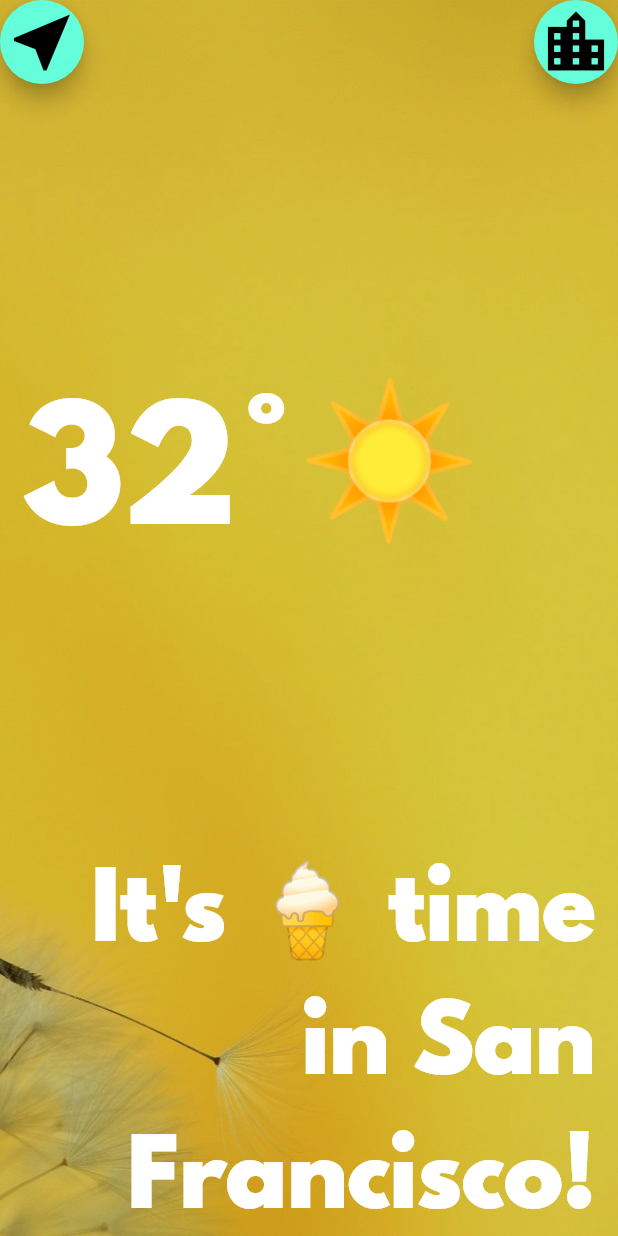
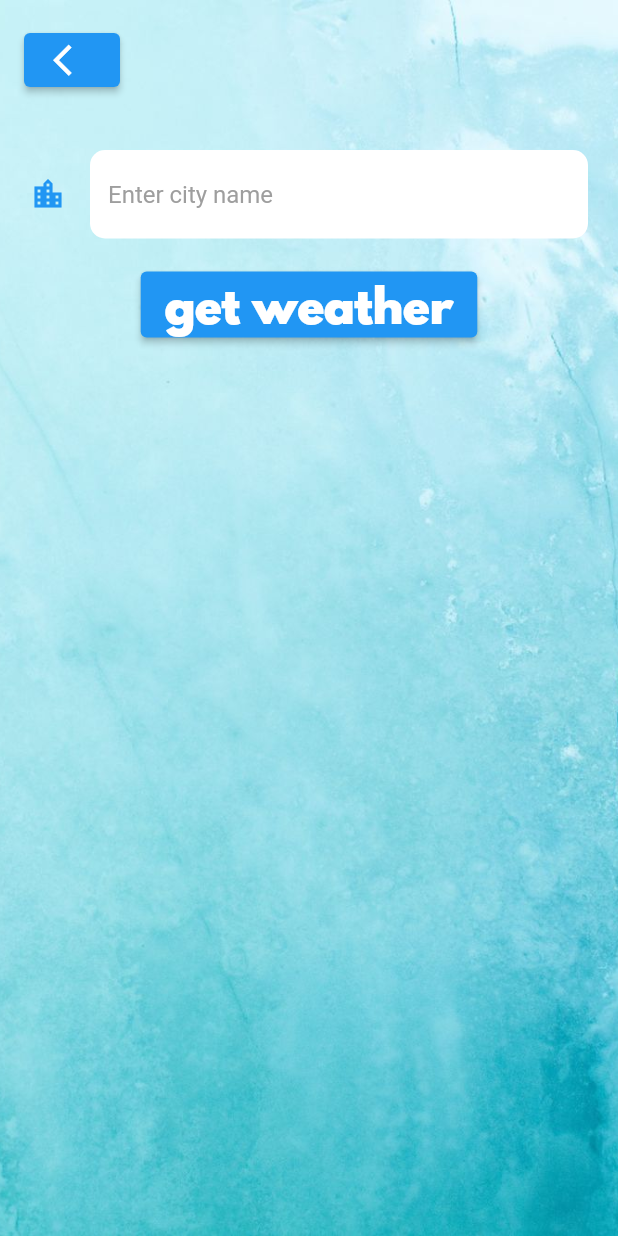
Before and after one commit to GarifullinII/climate_data, a Flutter app: the LocationScreen screen opened directly, after a tap on the "location city" icon, on a phone screen of 412 x 824 dp. Run offline on Flutter 3.47's test engine with Material 2 defaults, Android fonts, the phone set to English and light mode, and no system bars; our stand-ins replace geolocator.

Commit message:
add getCityWeather

```diff
--- a/lib/screens/city_screen.dart
+++ b/lib/screens/city_screen.dart
@@ -1,22 +1,69 @@
 import 'package:flutter/material.dart';
+import '../utilities/constants.dart';
 
-class LoadingScreen extends StatefulWidget {
-  const LoadingScreen({super.key});
+class CityScreen extends StatefulWidget {
+  const CityScreen({super.key});
 
   @override
-  State<LoadingScreen> createState() => _LoadingScreenState();
+  State<CityScreen> createState() => _CityScreenState();
 }
 
-class _LoadingScreenState extends State<LoadingScreen> {
+class _CityScreenState extends State<CityScreen> {
+
+  late String cityName;
+
   @override
   Widget build(BuildContext context) {
     return Scaffold(
-      body: Center(
-        child: FloatingActionButton(
-          onPressed: () {
-
-          },
-          child: const Text('Get Location'),
+      body: Container(
+        decoration: const BoxDecoration(
+          image: DecorationImage(
+            image: AssetImage('images/city_background.jpg'),
+            fit: BoxFit.cover,
+          ),
+        ),
+        constraints: const BoxConstraints.expand(),
+        child: SafeArea(
+          child: Column(
+            children: <Widget>[
+              Align(
+                alignment: Alignment.topLeft,
+                child: Padding(
+                  padding: const EdgeInsets.all(16.0),
+                  child: ElevatedButton(
+                    onPressed: () {
+                      Navigator.pop(context);
+                    },
+                    child: const Icon(
+                      Icons.arrow_back_ios,
+                      size: 25.0,
+                    ),
+                  ),
+                ),
+              ),
+              Container(
+                padding: const EdgeInsets.all(20.0),
+                child: TextField(
+                  style: const TextStyle(
+                    color: Colors.black,
+                  ),
+                  decoration: kTextFieldInputDecoration,
+                  onChanged: (value) {
+                    cityName = value;
+                  },
+                ),
+              ),
+              ElevatedButton(
+                onPressed: () {
+                  Navigator.pop(context, cityName);
+                },
+                child: const Text(
+                  'get weather',
+                  style: kButtonTextStyle,
+                ),
+              ),
+            ],
+          ),
         ),
       ),
     );
--- a/lib/screens/location_screen.dart
+++ b/lib/screens/location_screen.dart
@@ -1,14 +1,52 @@
+import 'package:climate_data/services/weather.dart';
 import 'package:flutter/material.dart';
 import '../utilities/constants.dart';
+import 'city_screen.dart';
 
 class LocationScreen extends StatefulWidget {
-  const LocationScreen({super.key});
+  const LocationScreen({super.key, this.locationWeather});
+
+  final dynamic locationWeather;
 
   @override
   State<LocationScreen> createState() => _LocationScreenState();
 }
 
 class _LocationScreenState extends State<LocationScreen> {
+  WeatherModel weather = WeatherModel();
+  late int temperature;
+  late String weatherIcon;
+  late String message;
+  late String cityName;
+
+  @override
+  void initState() {
+    super.initState();
+
+    updateUI(widget.locationWeather);
+  }
+
+  void updateUI(dynamic weatherData) {
+    setState(
+      () {
+        if (weatherData == null) {
+          temperature = 0;
+          weatherIcon = 'Error';
+          message = 'Unable to get weather data';
+          cityName = 'No city';
+          return;
+        }
+
+        double temp = weatherData['main']['temp'];
+        temperature = temp.toInt();
+        var condition = weatherData['weather'][0]['id'];
+        weatherIcon = weather.getWeatherIcon(condition);
+        message = weather.getMessage(temperature);
+        cityName = weatherData['name'];
+      },
+    );
+  }
+
   @override
   Widget build(BuildContext context) {
     return Scaffold(
@@ -30,43 +68,70 @@
               Row(
                 mainAxisAlignment: MainAxisAlignment.spaceBetween,
                 children: <Widget>[
-                  FloatingActionButton(
-                    onPressed: () {},
+                  Padding(
+                    padding: const EdgeInsets.all(16.0),
+                    child: ElevatedButton(
+                      onPressed: () async {
+                        var weatherData = await weather.getLocationWeather();
+                        updateUI(weatherData);
+                      },
                       child: const Icon(
                         Icons.near_me,
-                      size: 50.0,
+                        size: 25.0,
                       ),
                     ),
-                  FloatingActionButton(
-                    onPressed: () {},
+                  ),
+                  Padding(
+                    padding: const EdgeInsets.all(16.0),
+                    child: ElevatedButton(
+                      onPressed: () async {
+                        var typeName = await Navigator.push(
+                          context,
+                          MaterialPageRoute(
+                            builder: (context) {
+                              return const CityScreen();
+                            },
+                          ),
+                        );
+
+                        if (typeName != null) {
+                          var weatherData = await weather.getCityWeather(typeName);
+                          updateUI(weatherData);
+                        }
+                      },
                       child: const Icon(
                         Icons.location_city,
-                      size: 50.0,
+                        size: 25.0,
+                      ),
                     ),
                   ),
                 ],
               ),
+              Expanded(
+                child: Row(
+                  children: <Widget>[
                     Padding(
-                padding: const EdgeInsets.only(left: 15.0),
-                child: Row(
-                  children: const <Widget>[
-                    Text(
-                      '32°',
+                      padding: const EdgeInsets.all(16.0),
+                      child: Text(
+                        '$temperature°',
                         style: kTempTextStyle,
                       ),
+                    ),
                     Text(
-                      '☀️',
+                      weatherIcon,
                       style: kConditionTextStyle,
                     ),
                   ],
                 ),
               ),
-              const Padding(
-                padding: EdgeInsets.only(right: 15.0),
+              Expanded(
+                child: Padding(
+                  padding: const EdgeInsets.all(16.0),
                   child: Text(
-                  "It's 🍦 time in San Francisco!",
+                    '$message in $cityName',
                     textAlign: TextAlign.right,
                     style: kMessageTextStyle,
+                  ),
                 ),
               ),
             ],
--- a/lib/utilities/constants.dart
+++ b/lib/utilities/constants.dart
@@ -2,12 +2,12 @@
 
 const kTempTextStyle = TextStyle(
   fontFamily: 'Spartan MB',
-  fontSize: 100.0,
+  fontSize: 60.0,
 );
 
 const kMessageTextStyle = TextStyle(
   fontFamily: 'Spartan MB',
-  fontSize: 60.0,
+  fontSize: 40.0,
 );
 
 const kButtonTextStyle = TextStyle(
@@ -16,5 +16,26 @@
 );
 
 const kConditionTextStyle = TextStyle(
-  fontSize: 100.0,
+  fontSize: 60.0,
 );
+
+const kTextFieldInputDecoration = InputDecoration(
+  filled: true,
+  fillColor: Colors.white,
+  icon: Icon(
+    Icons.location_city,
+    color: Colors.blue,
+  ),
+  hintText: 'Enter city name',
+  hintStyle: TextStyle(
+    color: Colors.grey,
+  ),
+  border: OutlineInputBorder(
+    borderRadius: BorderRadius.all(
+      Radius.circular(
+        10.0,
+      ),
+    ),
+    borderSide: BorderSide.none,
+  ),
+);
```
Also changed, not shown: lib/screens/loading_screen.dart (+21 -25 lines), lib/services/networking.dart (+21 -0 lines), lib/services/weather.dart (+28 -0 lines). Lines whose indentation alone changed are shown as unchanged.
